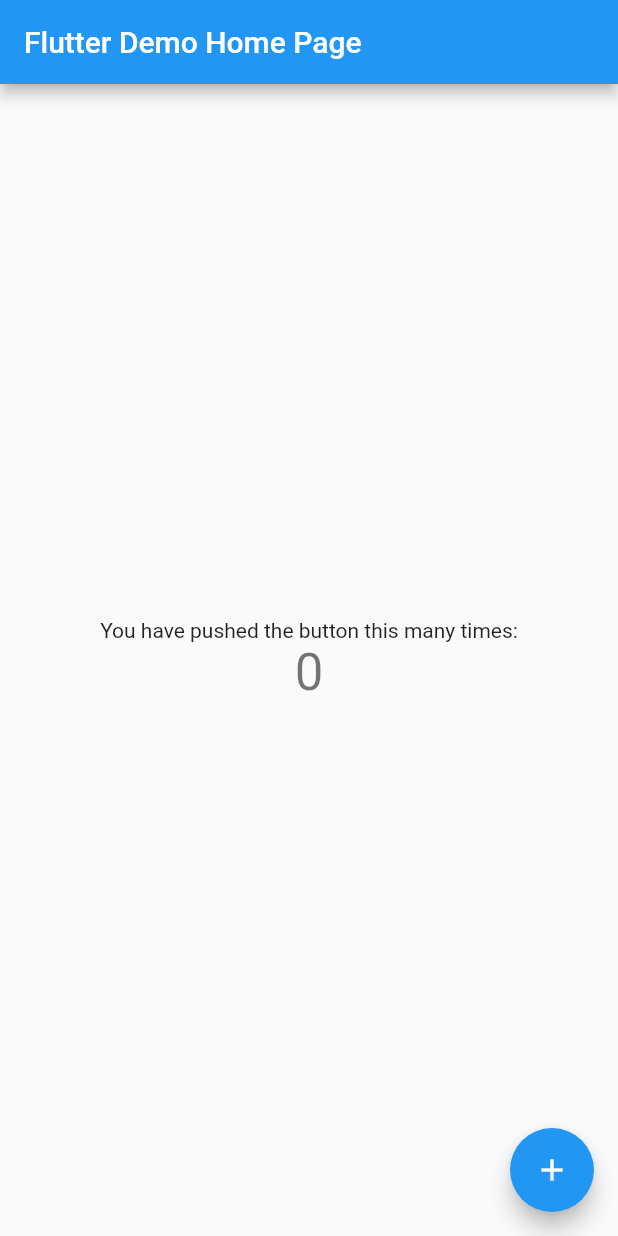
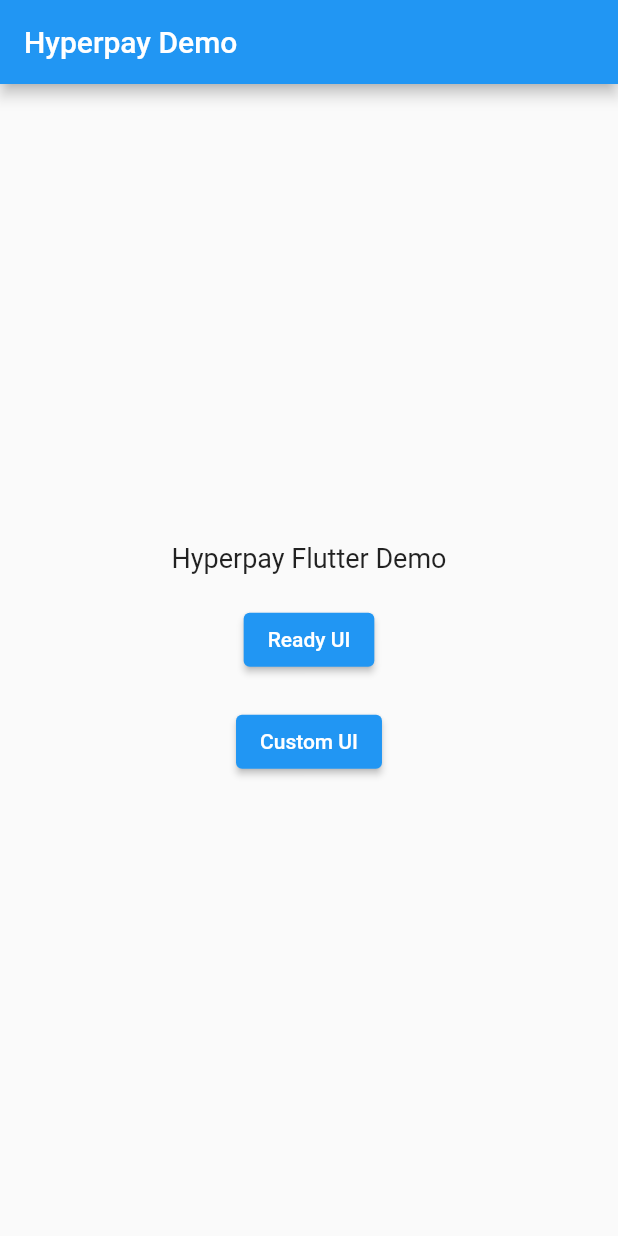
Before and after one commit to ayman-elslamony/payment_app, a Flutter app: the screen it shows after launch, on a phone screen of 412 x 824 dp. Run offline on Flutter 3.47's test engine with Material 2 defaults, Android fonts, the phone set to English and light mode, and no system bars; missing offline and left inert: flutter_hyperpay.

Commit message:
Edit structure of the app

```diff
--- a/lib/testall/custom_ui.dart
+++ b/lib/custom_ui.dart
@@ -1,5 +1,5 @@
 import 'package:flutter/material.dart';
-import 'package:payment_app/testall/payment_form.dart';
+import 'package:payment_app/payment_form.dart';
 
 class custom_UI extends StatefulWidget {
   @override
--- a/lib/main.dart
+++ b/lib/main.dart
@@ -1,14 +1,92 @@
+
+
 import 'dart:io';
 
 import 'package:flutter/material.dart';
 import 'package:flutter_hyperpay/flutter_hyperpay.dart';
+import 'package:payment_app/custom_ui.dart';
+import 'package:payment_app/ready_ui.dart';
 
-void main() {
-  runApp(const MyApp());
+main() => runApp(true?MyApp():OutsideCheckout());
+
+class MyApp extends StatelessWidget {
+  @override
+  Widget build(BuildContext context) {
+    return MaterialApp(
+      home: HomeScreen(),
+    );
+  }
 }
 
-class MyApp extends StatelessWidget {
-  const MyApp({Key? key}) : super(key: key);
+
+
+
+class HomeScreen extends StatefulWidget {
+  @override
+  _HomeScreenState createState() => _HomeScreenState();
+}
+
+
+
+
+class _HomeScreenState extends State<HomeScreen> {
+
+  @override
+  Widget build(BuildContext context) {
+    return Material(
+      child: Scaffold(
+        appBar: AppBar(
+          title: Text('Hyperpay Demo'),
+        ),
+        body: Center(
+          child: Column(
+            mainAxisAlignment: MainAxisAlignment.center,
+            children: [
+              Text(
+                "Hyperpay Flutter Demo",
+                style: TextStyle(fontSize: 18),
+              ),
+              SizedBox(height: 20),
+              ElevatedButton(
+                child: Text('Ready UI'),
+                onPressed: () {
+                  Navigator.push(
+                    context,
+                    MaterialPageRoute(
+                      builder: (context) => Ready_UI(),
+                    ), ); },
+                // color: Colors.orange,
+                // padding: EdgeInsets.fromLTRB(22, 0, 22, 0),
+              ),
+              SizedBox(height: 20),
+              ElevatedButton(
+                child: Text('Custom UI'),
+                onPressed: () {
+                  Navigator.push(
+                    context,
+                    MaterialPageRoute(builder: (context) => custom_UI()),
+                  );
+                },
+                // color: Colors.blue,
+              ),
+
+            ],
+          ),
+        ),
+      ),
+    );
+  }
+
+  // Get battery level.
+
+
+
+}
+
+
+//https://wordpresshyperpay.docs.oppwa.com/tutorials/integration-guide
+class OutsideCheckout extends StatelessWidget {
+  const OutsideCheckout({Key? key}) : super(key: key);
 
   // This widget is the root of your application.
   @override
--- a/lib/testall/payment_form.dart
+++ b/lib/payment_form.dart
@@ -4,8 +4,8 @@ import 'package:flutter/material.dart';
 import 'package:flutter/services.dart';
 import 'package:flutter_hyperpay/flutter_hyperpay.dart';
 import 'package:http/http.dart' as http;
+import 'package:payment_app/ready_ui.dart';
 
-import 'main.dart';
 
 class payment_form extends StatefulWidget {
   String type;
--- a/lib/testall/main.dart
+++ /dev/null
@@ -1,267 +0,0 @@
-import 'dart:io';
-
-import 'package:flutter/material.dart';
-import 'package:flutter_hyperpay/flutter_hyperpay.dart';
-
-void main() {
-  runApp(const MyApp());
-}
-
-class MyApp extends StatelessWidget {
-  const MyApp({Key? key}) : super(key: key);
-
-  // This widget is the root of your application.
-  @override
-  Widget build(BuildContext context) {
-    return MaterialApp(
-      title: 'Flutter Demo',
-      theme: ThemeData(
-        // This is the theme of your application.
-        //
-        // Try running your application with "flutter run". You'll see the
-        // application has a blue toolbar. Then, without quitting the app, try
-        // changing the primarySwatch below to Colors.green and then invoke
-        // "hot reload" (press "r" in the console where you ran "flutter run",
-        // or simply save your changes to "hot reload" in a Flutter IDE).
-        // Notice that the counter didn't reset back to zero; the application
-        // is not restarted.
-        primarySwatch: Colors.blue,
-      ),
-      home: const MyHomePage(title: 'Flutter Demo Home Page'),
-    );
-  }
-}
-
-
-class MyHomePage extends StatefulWidget {
-  const MyHomePage({Key? key,required  this.title}) : super(key: key);
-
-  // This widget is the home page of your application. It is stateful, meaning
-  // that it has a State object (defined below) that contains fields that affect
-  // how it looks.
-
-  // This class is the configuration for the state. It holds the values (in this
-  // case the title) provided by the parent (in this case the App widget) and
-  // used by the build method of the State. Fields in a Widget subclass are
-  // always marked "final".
-
-  final String title;
-
-  @override
-  State<MyHomePage> createState() => _MyHomePageState();
-}
-
-class _MyHomePageState extends State<MyHomePage> {
-  int _counter = 0;
-
-  void _incrementCounter() {
-    setState(() {
-      // This call to setState tells the Flutter framework that something has
-      // changed in this State, which causes it to rerun the build method below
-      // so that the display can reflect the updated values. If we changed
-      // _counter without calling setState(), then the build method would not be
-      // called again, and so nothing would appear to happen.
-      _counter++;
-    });
-  }
-
-  @override
-  Widget build(BuildContext context) {
-    // This method is rerun every time setState is called, for instance as done
-    // by the _incrementCounter method above.
-    //
-    // The Flutter framework has been optimized to make rerunning build methods
-    // fast, so that you can just rebuild anything that needs updating rather
-    // than having to individually change instances of widgets.
-    return Scaffold(
-      appBar: AppBar(
-        // Here we take the value from the MyHomePage object that was created by
-        // the App.build method, and use it to set our appbar title.
-        title: Text(widget.title),
-      ),
-      body: Center(
-        // Center is a layout widget. It takes a single child and positions it
-        // in the middle of the parent.
-        child: Column(
-          // Column is also a layout widget. It takes a list of children and
-          // arranges them vertically. By default, it sizes itself to fit its
-          // children horizontally, and tries to be as tall as its parent.
-          //
-          // Invoke "debug painting" (press "p" in the console, choose the
-          // "Toggle Debug Paint" action from the Flutter Inspector in Android
-          // Studio, or the "Toggle Debug Paint" command in Visual Studio Code)
-          // to see the wireframe for each widget.
-          //
-          // Column has various properties to control how it sizes itself and
-          // how it positions its children. Here we use mainAxisAlignment to
-          // center the children vertically; the main axis here is the vertical
-          // axis because Columns are vertical (the cross axis would be
-          // horizontal).
-          mainAxisAlignment: MainAxisAlignment.center,
-          children: <Widget>[
-            const Text(
-              'You have pushed the button this many times:',
-            ),
-            Text(
-              '$_counter',
-              style: Theme.of(context).textTheme.headline4,
-            ),
-          ],
-        ),
-      ),
-      floatingActionButton: FloatingActionButton(
-        onPressed: goToHayperPayment,
-        //       (){
-        // Navigator.push(
-        //   context,
-        //   MaterialPageRoute(
-        //     builder: (context) => Ready_UI(),
-        //   ), ); },
-        tooltip: 'Increment',
-        child: const Icon(Icons.add),
-      ), // This trailing comma makes auto-formatting nicer for build methods.
-    );
-  }
-
-  Future<void> goToHayperPayment() async {
-
-
-    FlutterHyperpay flutterHyperpay =  FlutterHyperpay(
-      channeleName: InAppPaymentSetting.channel,
-      shopperResultUrl: InAppPaymentSetting.ShopperResultUrl,
-      paymentMode: true ? PaymentMode.TEST : PaymentMode.LIVE,
-      lang: InAppPaymentSetting.getLang(),
-
-    );
-
-    PaymentResultData paymentResultData = await flutterHyperpay.readyUICards(
-      readyUI: ReadyUI(
-        brandName: "VISA",
-        checkoutid: "54E87DEDF13DB506C62C4E773CF85D79.uat01-vm-tx02",
-        setStorePaymentDetailsMode: true,
-      ),
-    );
-
-
-  }
-
-
-
-}
-
-class InAppPaymentSetting {
-  static  String paymentMode=true?"TEST":"LIVE";
-  static const String MADA="MADA";
-  static const String APPLEPAY="APPLEPAY";
-  static const String Credit="credit";
-  static const String STC_PAY="STC_PAY";
-  static const String ReadyUI="ReadyUI";
-  static const String CustomUI="CustomUI";
-  static const String gethyperpayresponse="gethyperpayresponse";
-  static const String success="success";
-  static const String SYNC="SYNC";
-  static const String PayTypeSotredCard="PayTypeSotredCard";
-  static const String PayTypeFromInput="PayTypeFromInput";
-  static const String EnabledTokenization="true";
-  static const String DisableTokenization="false";
-  static const String ShopperResultUrl="com.eitinaa.payment";
-  static const String ApplePaybundel="merchant.com.eitinaatalents.applepay.live";
-  static const String TestMode="TEST";
-  static const String LiveMode="LIVE";
-  static const String CountryCode="SA";
-  static const String CurrencyCode="SAR";
-  static const String channel="Hyperpay.demo.fultter/channel";
-  static getLang(){
-    if(Platform.isIOS){
-      return true?"ar":"en";
-    }else{
-      return true?"ar_AR":"en_US";
-    }
-  }
-}
-
-
-
-// import 'dart:convert';
-// import 'package:flutter/material.dart';
-// import 'package:flutter/services.dart';
-// import 'package:flutter_demo/custom_ui.dart';
-// import 'package:http/http.dart' as http;
-// import 'package:flutter_demo/ready_ui.dart';
-//
-// main() => runApp(MyApp());
-//
-// class MyApp extends StatelessWidget {
-//   @override
-//   Widget build(BuildContext context) {
-//     return MaterialApp(
-//       home: HomeScreen(),
-//     );
-//   }
-// }
-//
-//
-//
-//
-// class HomeScreen extends StatefulWidget {
-//   @override
-//   _HomeScreenState createState() => _HomeScreenState();
-// }
-//
-//
-//
-//
-// class _HomeScreenState extends State<HomeScreen> {
-//
-//   @override
-//   Widget build(BuildContext context) {
-//     return Material(
-//       child: Scaffold(
-//         appBar: AppBar(
-//           title: Text('Hyperpay Demo'),
-//         ),
-//         body: Center(
-//           child: Column(
-//             mainAxisAlignment: MainAxisAlignment.center,
-//             children: [
-//               Text(
-//                 "Hyperpay Flutter Demo",
-//                 style: TextStyle(fontSize: 18),
-//               ),
-//               SizedBox(height: 20),
-//               ElevatedButton(
-//                 child: Text('Ready UI'),
-//                 onPressed: () {
-//                   Navigator.push(
-//                     context,
-//                     MaterialPageRoute(
-//                       builder: (context) => Ready_UI(),
-//                     ), ); },
-//                 // color: Colors.orange,
-//                 // padding: EdgeInsets.fromLTRB(22, 0, 22, 0),
-//               ),
-//               SizedBox(height: 20),
-//               ElevatedButton(
-//                 child: Text('Custom UI'),
-//                 onPressed: () {
-//                   Navigator.push(
-//                     context,
-//                     MaterialPageRoute(builder: (context) => custom_UI()),
-//                   );
-//                 },
-//                 // color: Colors.blue,
-//               ),
-//
-//             ],
-//           ),
-//         ),
-//       ),
-//     );
-//     ;
-//   }
-//
-//   // Get battery level.
-//
-//
-//
-// }
```
Also changed, not shown: lib/ready_ui.dart (renamed from lib/testall/ready_ui.dart), 1 other file.
